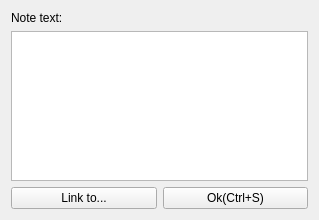
Qt form misli_desktop/editnotedialogue.ui (v-ko/pamet) before a commit.
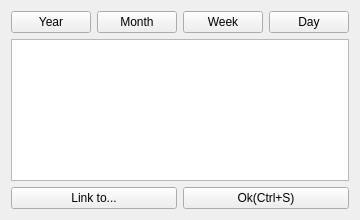
The same form after that commit.

What changed in the file:
```diff
--- a/misli_desktop/editnotedialogue.ui
+++ b/misli_desktop/editnotedialogue.ui
@@ -6,7 +6,7 @@
    <rect>
     <x>0</x>
     <y>0</y>
-    <width>319</width>
+    <width>358</width>
     <height>220</height>
    </rect>
   </property>
@@ -15,11 +15,42 @@
   </property>
   <layout class="QVBoxLayout" name="verticalLayout">
    <item>
-    <widget class="QLabel" name="noteTextLabel">
-     <property name="text">
-      <string>Note text:</string>
+    <layout class="QHBoxLayout" name="horizontalLayout_2">
+     <property name="bottomMargin">
+      <number>0</number>
      </property>
-    </widget>
+     <item>
+      <widget class="QPushButton" name="yearButton">
+       <property name="text">
+        <string>Year</string>
+       </property>
+      </widget>
+     </item>
+     <item>
+      <widget class="QPushButton" name="monthButton">
+       <property name="text">
+        <string>Month</string>
+       </property>
+      </widget>
+     </item>
+     <item>
+      <widget class="QPushButton" name="weekButton">
+       <property name="text">
+        <string>Week</string>
+       </property>
+      </widget>
+     </item>
+     <item>
+      <widget class="QPushButton" name="dayButton">
+       <property name="text">
+        <string>Day</string>
+       </property>
+       <property name="shortcut">
+        <string>Ctrl+D</string>
+       </property>
+      </widget>
+     </item>
+    </layout>
    </item>
    <item>
     <widget class="QTextEdit" name="textEdit">
```
